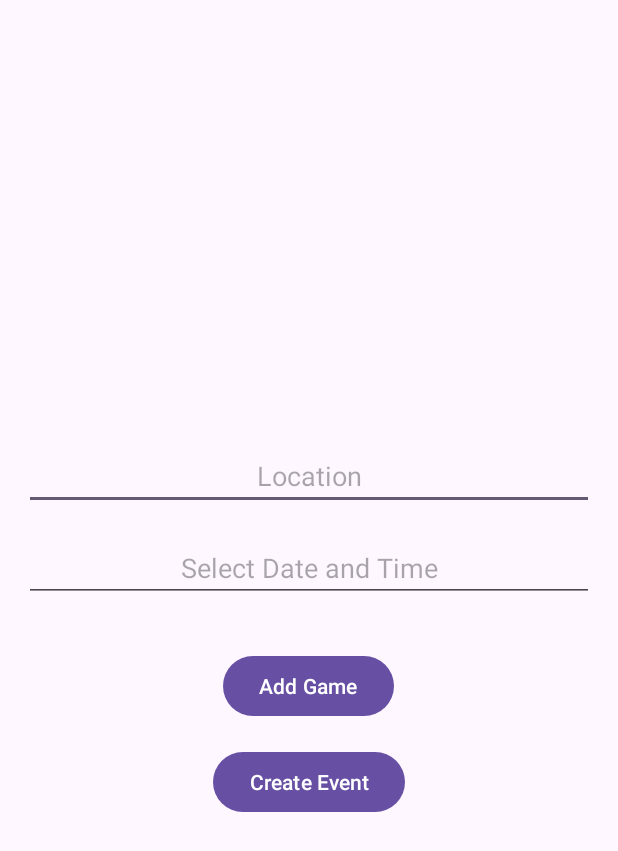
After one commit to Fabo011/board-gamer-app, an Android app: the AddEventActivity screen opened directly, with no data from a screen before it, on a phone screen of 412 x 824 dp. The commit adds this screen. Shown: the top 851 px of the screen. Run offline under Robolectric (Android 15) with nearby library versions, the light colour scheme and no system bars; our stand-ins replace Firebase (no records; nobody signed in at launch, a user with empty details on screens opened directly).

Commit message:
next dynamic host info added.

```diff
--- a/app/src/main/AndroidManifest.xml
+++ b/app/src/main/AndroidManifest.xml
@@ -25,6 +25,7 @@
         <activity
             android:name=".DashboardActivity"
             android:exported="false" />
+        <activity android:name=".AddEventActivity" />
         <service
             android:name=".messaging.MessagingService"
             android:exported="true">
--- /dev/null
+++ b/app/src/main/java/com/example/boardgamerapp/AddEventActivity.java
@@ -0,0 +1,138 @@
+package com.example.boardgamerapp;
+
+import android.app.DatePickerDialog;
+import android.app.TimePickerDialog;
+import android.content.Intent;
+import android.os.Bundle;
+import android.view.View;
+import android.widget.Button;
+import android.widget.EditText;
+import android.widget.LinearLayout;
+import android.widget.Toast;
+
+import androidx.appcompat.app.AppCompatActivity;
+
+import com.example.boardgamerapp.library.UserStory2RotateHost;
+import com.example.boardgamerapp.store.Store;
+
+import java.text.SimpleDateFormat;
+import java.util.ArrayList;
+import java.util.Calendar;
+import java.util.List;
+import java.util.Map;
+
+public class AddEventActivity extends AppCompatActivity {
+
+    private EditText editTextLocation;
+    private EditText editTextDateTime;
+    private LinearLayout gamesLayout;
+    private Button btnAddGame;
+    private Button btnCreateEvent;
+    private UserStory2RotateHost userStory2RotateHost;
+    private Store store;
+
+    private int selectedYear, selectedMonth, selectedDay, selectedHour, selectedMinute;
+
+    @Override
+    protected void onCreate(Bundle savedInstanceState) {
+        super.onCreate(savedInstanceState);
+        setContentView(R.layout.activity_add_event);
+
+        // Initialize UI elements
+        editTextLocation = findViewById(R.id.editTextLocation);
+        editTextDateTime = findViewById(R.id.editTextDateTime);
+        gamesLayout = findViewById(R.id.gamesLayout);
+        btnAddGame = findViewById(R.id.btnAddGame);
+        btnCreateEvent = findViewById(R.id.btnCreateEvent);
+
+        // Initialize Store to retrieve group name and player name
+        store = new Store(this);
+
+        // Initialize UserStory2RotateHost
+        userStory2RotateHost = new UserStory2RotateHost();
+
+        // Add game input fields dynamically
+        List<EditText> gameFields = new ArrayList<>();
+
+        btnAddGame.setOnClickListener(v -> {
+            // Add a new game input field
+            EditText newGameField = new EditText(AddEventActivity.this);
+            newGameField.setHint("Game Name");
+            gamesLayout.addView(newGameField);
+            gameFields.add(newGameField);
+        });
+
+        // Date and Time picker for the dateTime input field
+        editTextDateTime.setOnClickListener(v -> {
+            // Get the current date and time
+            Calendar calendar = Calendar.getInstance();
+            selectedYear = calendar.get(Calendar.YEAR);
+            selectedMonth = calendar.get(Calendar.MONTH);
+            selectedDay = calendar.get(Calendar.DAY_OF_MONTH);
+            selectedHour = calendar.get(Calendar.HOUR_OF_DAY);
+            selectedMinute = calendar.get(Calendar.MINUTE);
+
+            // Open DatePickerDialog
+            DatePickerDialog datePickerDialog = new DatePickerDialog(AddEventActivity.this,
+                    (view, year, monthOfYear, dayOfMonth) -> {
+                        selectedYear = year;
+                        selectedMonth = monthOfYear;
+                        selectedDay = dayOfMonth;
+
+                        // Open TimePickerDialog after selecting the date
+                        TimePickerDialog timePickerDialog = new TimePickerDialog(AddEventActivity.this,
+                                (view1, hourOfDay, minute) -> {
+                                    selectedHour = hourOfDay;
+                                    selectedMinute = minute;
+                                    // Format the selected date and time
+                                    String dateTimeString = formatDateTime(selectedYear, selectedMonth, selectedDay, selectedHour, selectedMinute);
+                                    editTextDateTime.setText(dateTimeString);
+                                }, selectedHour, selectedMinute, true);
+                        timePickerDialog.show();
+                    }, selectedYear, selectedMonth, selectedDay);
+            datePickerDialog.show();
+        });
+
+        btnCreateEvent.setOnClickListener(v -> {
+            // Get event details
+            String location = editTextLocation.getText().toString().trim();
+            String dateTime = editTextDateTime.getText().toString().trim();
+            List<Map<String, Object>> gameVotes = new ArrayList<>();
+
+            for (EditText gameField : gameFields) {
+                String gameName = gameField.getText().toString().trim();
+                if (!gameName.isEmpty()) {
+                    // Add a game to the list with default votes set to 0
+                    gameVotes.add(Map.of("game", gameName, "votes", 0));
+                }
+            }
+
+            if (location.isEmpty() || dateTime.isEmpty() || gameVotes.isEmpty()) {
+                Toast.makeText(AddEventActivity.this, "Please fill in all fields.", Toast.LENGTH_SHORT).show();
+                return;
+            }
+
+            String groupName = store.getGroupName();
+            String hostName = store.getPlayerName(); // Assuming this method returns the player name
+
+            // Generate a unique event ID
+            String eventId = "evt" + System.currentTimeMillis();
+
+            // Create event and update host
+            userStory2RotateHost.createEventAndUpdateHost(groupName, eventId, location, dateTime, hostName, gameVotes);
+
+            // Return to DashboardActivity
+            Intent intent = new Intent(AddEventActivity.this, DashboardActivity.class);
+            intent.setFlags(Intent.FLAG_ACTIVITY_CLEAR_TOP); // Clear the stack
+            startActivity(intent);
+            finish();
+        });
+    }
+
+    // Helper method to format the date and time string
+    private String formatDateTime(int year, int month, int day, int hour, int minute) {
+        // Month is 0-indexed, so we add 1 to it
+        String formattedDate = String.format("%02d.%02d.%d %02d:%02d", day, month + 1, year, hour, minute);
+        return formattedDate;
+    }
+}
--- a/app/src/main/java/com/example/boardgamerapp/MainActivity.java
+++ b/app/src/main/java/com/example/boardgamerapp/MainActivity.java
@@ -44,7 +44,7 @@ public class MainActivity extends AppCompatActivity {
             boolean isCreatingGroup = toggleSwitch.isChecked();
 
             // Save group name to Store (SharedPreferences)
-            store.saveGroupName(groupName);
+            store.saveGroupName(groupName, playerName);
 
             // Pass the player and group info to the library
             library.handleFormSubmission(this, playerName, groupName, groupPassword, isCreatingGroup, this::navigateToDashboard);
--- /dev/null
+++ b/app/src/main/res/layout/activity_add_event.xml
@@ -0,0 +1,59 @@
+<?xml version="1.0" encoding="utf-8"?>
+<LinearLayout xmlns:android="http://schemas.android.com/apk/res/android"
+    android:layout_width="match_parent"
+    android:layout_height="match_parent"
+    android:orientation="vertical"
+    android:padding="16dp"
+    android:gravity="center"
+    android:layout_gravity="center">
+
+    <!-- Location input -->
+    <EditText
+        android:id="@+id/editTextLocation"
+        android:layout_width="match_parent"
+        android:layout_height="wrap_content"
+        android:hint="Location"
+        android:inputType="text"
+        android:layout_marginTop="16dp"
+        android:gravity="center" />
+
+    <!-- Date and Time picker -->
+    <EditText
+        android:id="@+id/editTextDateTime"
+        android:layout_width="match_parent"
+        android:layout_height="wrap_content"
+        android:hint="Select Date and Time"
+        android:focusable="false"
+        android:clickable="true"
+        android:inputType="none"
+        android:layout_marginTop="16dp"
+        android:gravity="center" />
+
+    <!-- Section to add games dynamically -->
+    <LinearLayout
+        android:id="@+id/gamesLayout"
+        android:layout_width="match_parent"
+        android:layout_height="wrap_content"
+        android:orientation="vertical"
+        android:layout_marginTop="16dp"
+        android:gravity="center" />
+
+    <!-- Button to add more games -->
+    <Button
+        android:id="@+id/btnAddGame"
+        android:layout_width="wrap_content"
+        android:layout_height="wrap_content"
+        android:text="Add Game"
+        android:layout_marginTop="16dp"
+        android:layout_gravity="center"/>
+
+    <!-- Button to create the event -->
+    <Button
+        android:id="@+id/btnCreateEvent"
+        android:layout_width="wrap_content"
+        android:layout_height="wrap_content"
+        android:text="Create Event"
+        android:layout_marginTop="16dp"
+        android:layout_gravity="center"/>
+
+</LinearLayout>
```
Also changed, not shown: app/src/main/java/com/example/boardgamerapp/DashboardActivity.java (+12 -0 lines), app/src/main/java/com/example/boardgamerapp/database/Database.java (+11 -0 lines), app/src/main/java/com/example/boardgamerapp/library/UserStory2RotateHost.java (+35 -0 lines), app/src/main/java/com/example/boardgamerapp/store/Store.java (+7 -1 lines), app/src/main/res/layout/activity_dashboard.xml (+9 -0 lines).
